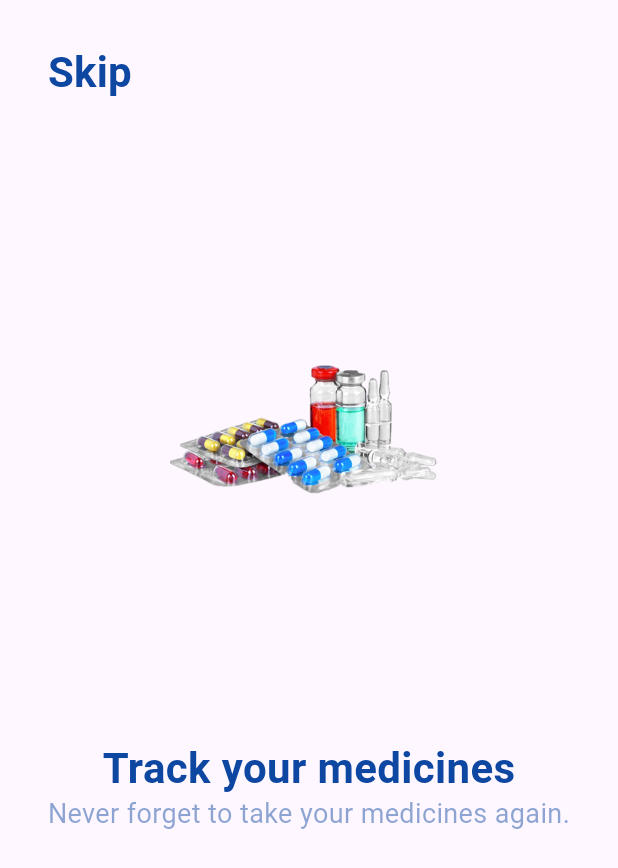
After one commit to ehab37/Curely, a Flutter app: the screen it shows after launch, on a phone screen of 412 x 824 dp. The commit adds this screen. Shown: the top 868 px of the screen. Run offline on Flutter 3.47's test engine with Material 3 defaults, Android fonts, the light colour scheme and no system bars; our stand-ins replace go_router.

Commit message:
on boarding page view (ui + logic) 1

```diff
--- a/lib/constants.dart
+++ b/lib/constants.dart
@@ -1,7 +1,32 @@
 import 'package:flutter/material.dart';
+import 'core/utils/assets.dart';
+import 'features/welcome/presentation/view_models/on_boarding_model.dart';
 
 const kTransitionDuration = Duration(milliseconds: 250);
 const Color kPrimaryColor = Color.fromRGBO(122, 122, 255, 1);
 const Color kBlueColor = Color(0xff0D47A1);
 const Color kDarkBlueColor = Color(0xff2B475E);
 const Color kGrayColor = Color(0xffBDBDBD);
+
+const List<OnBoardingModel> onBoardingPages = [
+  OnBoardingModel(
+    image: AssetsData.kTrack,
+    title: 'Track your medicines',
+    subTitle: 'Never forget to take your medicines again.',
+  ),
+  OnBoardingModel(
+    image: AssetsData.kReminder,
+    title: 'Get reminders',
+    subTitle: 'Receive reminders when it is time to take your medicines.',
+  ),
+  OnBoardingModel(
+    image: AssetsData.kOrganizer,
+    title: 'Organize your medicines',
+    subTitle: 'Keep all your medicines organized in one place.',
+  ),
+  OnBoardingModel(
+    image: AssetsData.kStay,
+    title: 'Stay healthy',
+    subTitle: 'Stay on top of your health and never miss a dose again.',
+  ),
+];
--- a/lib/core/utils/app_router.dart
+++ b/lib/core/utils/app_router.dart
@@ -6,7 +6,6 @@ import 'package:go_router/go_router.dart';
 
 abstract class AppRouter {
   static const kOnBoardingView = "/onBoardingView";
-  static const welcomeView = "/welcomeView";
 
   static final router = GoRouter(
     routes: [
--- a/lib/core/utils/assets.dart
+++ b/lib/core/utils/assets.dart
@@ -1,3 +1,7 @@
 class AssetsData {
-  static const splashLogo = 'assets/images/splash.png';
+  static const kSplashLogo = 'assets/images/splash.png';
+  static const kTrack = 'assets/images/track2.png';
+  static const kStay = 'assets/images/stay.jpg';
+  static const kReminder = 'assets/images/reminder.jpg';
+  static const kOrganizer = 'assets/images/organizer.jpg';
 }
--- /dev/null
+++ b/lib/core/utils/styles.dart
@@ -0,0 +1,27 @@
+import 'package:curely/constants.dart';
+import 'package:flutter/material.dart';
+
+abstract class Styles {
+  static const TextStyle style28 = TextStyle(
+    color: kBlueColor,
+    fontSize: 28,
+    fontWeight: FontWeight.bold,
+  );
+
+  static TextStyle style20 = TextStyle(
+    color: kBlueColor.withAlpha(120),
+    fontSize: 20,
+    fontWeight: FontWeight.w400,
+    wordSpacing: .1,
+    height: 0,
+  );
+
+  static TextStyle style18 = TextStyle(
+    color: kBlueColor.withAlpha(120),
+    fontSize: 18,
+    fontWeight: FontWeight.w400,
+    wordSpacing: .1,
+    height: 0,
+  );
+
+}
--- /dev/null
+++ b/lib/core/widgets/custom_text_button.dart
@@ -0,0 +1,22 @@
+import 'package:curely/core/utils/styles.dart';
+import 'package:flutter/material.dart';
+
+class CustomTextButton extends StatelessWidget {
+  const CustomTextButton({
+    super.key,
+  });
+
+  @override
+  Widget build(BuildContext context) {
+    return Align(
+      alignment: AlignmentDirectional.centerStart,
+      child: Padding(
+        padding: const EdgeInsets.all(20.0),
+        child: TextButton(
+          onPressed: () {},
+          child: Text("Skip", style: Styles.style28,textAlign: TextAlign.start,),
+        ),
+      ),
+    );
+  }
+}
--- /dev/null
+++ b/lib/features/welcome/presentation/view_models/on_boarding_model.dart
@@ -0,0 +1,11 @@
+class OnBoardingModel {
+  final String title;
+  final String subTitle;
+  final String image;
+
+  const OnBoardingModel({
+    required this.image,
+    required this.title,
+    required this.subTitle,
+  });
+}
--- a/lib/features/welcome/presentation/views/on_boarding_view.dart
+++ b/lib/features/welcome/presentation/views/on_boarding_view.dart
@@ -1,3 +1,4 @@
+import 'package:curely/features/welcome/presentation/views/widgets/on_boarding_view_body.dart';
 import 'package:flutter/material.dart';
 
 class OnBoardingView extends StatelessWidget {
@@ -5,6 +6,8 @@ class OnBoardingView extends StatelessWidget {
 
   @override
   Widget build(BuildContext context) {
-    return const Scaffold();
+    return const Scaffold(
+      body: OnBoardingViewBody(),
+    );
   }
 }
--- /dev/null
+++ b/lib/features/welcome/presentation/views/widgets/on_boarding_page_view.dart
@@ -0,0 +1,18 @@
+import 'package:curely/constants.dart';
+import 'package:curely/features/welcome/presentation/views/widgets/page_view_unit.dart';
+import 'package:flutter/material.dart';
+
+class OnBoardingPageView extends StatelessWidget {
+  const OnBoardingPageView({super.key});
+
+  @override
+  Widget build(BuildContext context) {
+    return PageView(
+      children: [
+        ...onBoardingPages.map((e) {
+          return PageViewUnit(onBoardingModel: e);
+        }),
+      ],
+    );
+  }
+}
--- /dev/null
+++ b/lib/features/welcome/presentation/views/widgets/on_boarding_view_body.dart
@@ -0,0 +1,20 @@
+import 'package:curely/core/widgets/custom_text_button.dart';
+import 'package:curely/features/welcome/presentation/views/widgets/on_boarding_page_view.dart';
+import 'package:flutter/material.dart';
+
+class OnBoardingViewBody extends StatelessWidget {
+  const OnBoardingViewBody({super.key});
+
+  @override
+  Widget build(BuildContext context) {
+    return SafeArea(
+      child: Column(
+        children: [
+          CustomTextButton(),
+          Expanded(child: OnBoardingPageView()),
+          SizedBox(height: 200),
+        ],
+      ),
+    );
+  }
+}
--- /dev/null
+++ b/lib/features/welcome/presentation/views/widgets/page_view_unit.dart
@@ -0,0 +1,37 @@
+import 'package:curely/core/utils/styles.dart';
+import 'package:curely/features/welcome/presentation/view_models/on_boarding_model.dart';
+import 'package:flutter/material.dart';
+
+class PageViewUnit extends StatelessWidget {
+  const PageViewUnit({super.key, required this.onBoardingModel});
+
+  final OnBoardingModel onBoardingModel;
+
+  @override
+  Widget build(BuildContext context) {
+    return Padding(
+      padding: const EdgeInsets.symmetric(horizontal: 24.0),
+      child: Column(
+
+        children: [
+          Spacer(),
+          SizedBox(
+            width: MediaQuery.of(context).size.width * 2 / 3.25,
+            child: AspectRatio(
+              aspectRatio: 1,
+              child: Image.asset(onBoardingModel.image),
+            ),
+          ),
+          Spacer(),
+          Text(onBoardingModel.title, style: Styles.style28),
+          Text(
+            onBoardingModel.subTitle,
+            style: Styles.style18,
+            textAlign: TextAlign.center,
+          ),
+          Spacer(),
+        ],
+      ),
+    );
+  }
+}
--- a/lib/features/welcome/presentation/views/widgets/splash_view_body.dart
+++ b/lib/features/welcome/presentation/views/widgets/splash_view_body.dart
@@ -35,7 +35,7 @@ class _SplashViewBodyState extends State<SplashViewBody>
         animation: animation,
         builder: (context, child) => FadeTransition(
           opacity: animation,
-          child: Image.asset(AssetsData.splashLogo),
+          child: Image.asset(AssetsData.kSplashLogo),
         ),
       ),
     );
@@ -52,7 +52,7 @@ class _SplashViewBodyState extends State<SplashViewBody>
 
   void navigateHome() {
     Future.delayed(const Duration(seconds: 3), () {
-      mounted ? GoRouter.of(context).push(AppRouter.kOnBoardingView) : null;
+      mounted ? GoRouter.of(context).pushReplacement(AppRouter.kOnBoardingView) : null;
     });
   }
 }
```
